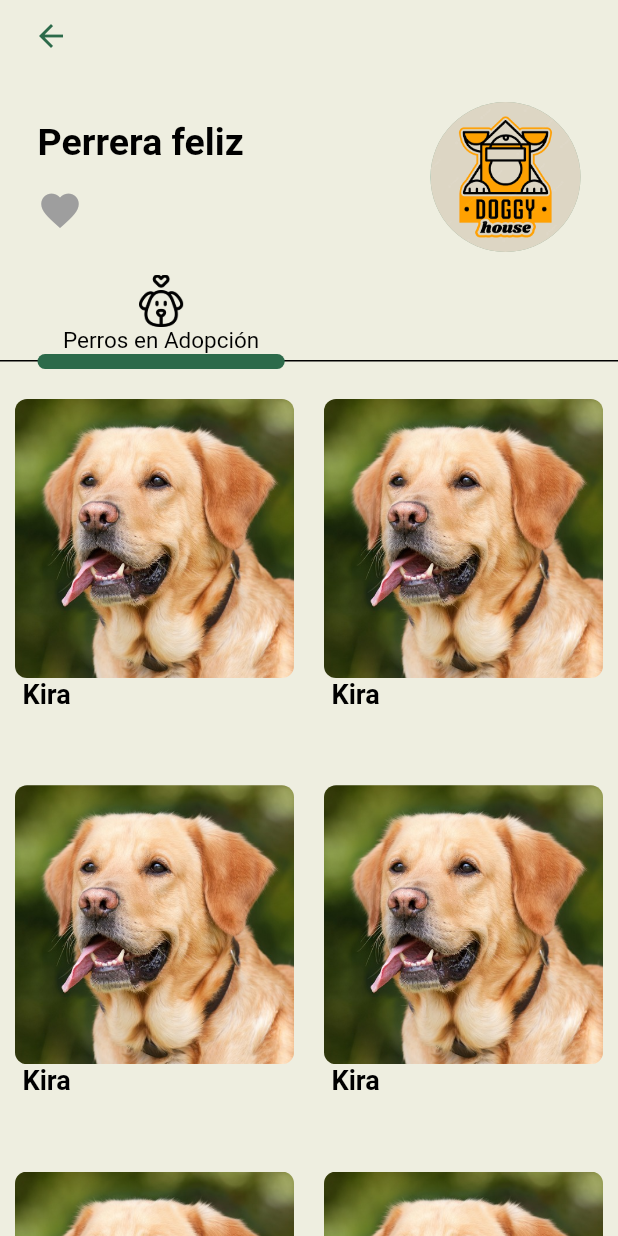
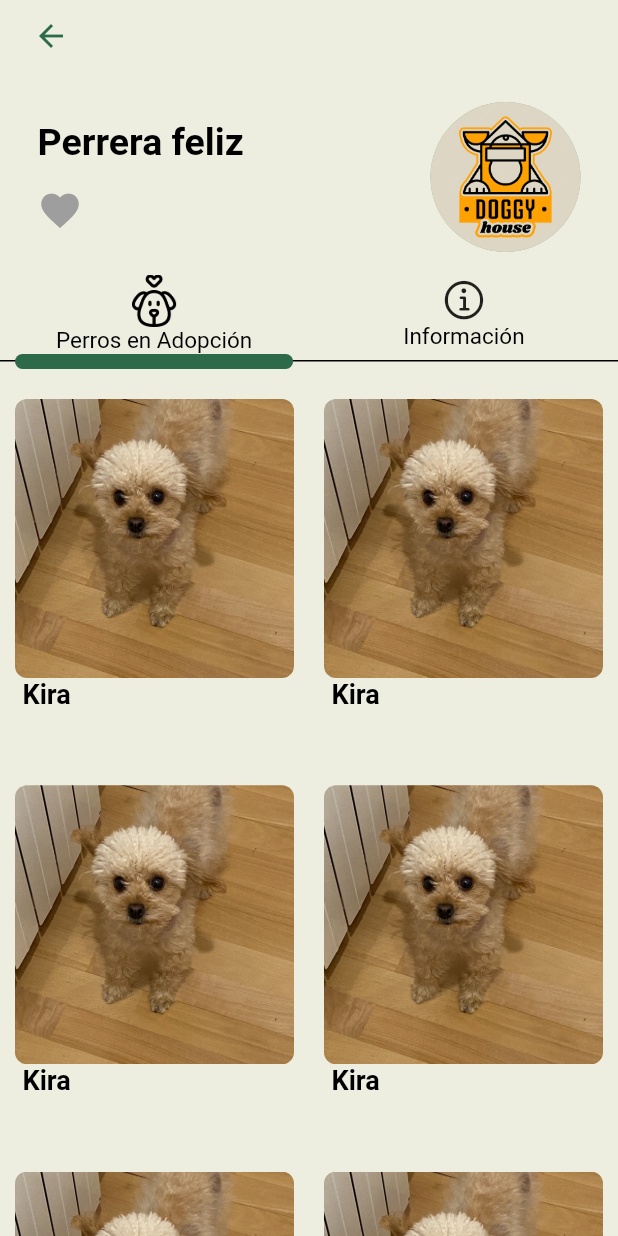
Before and after one commit to OscarCubeles/hundopt, a Flutter app: the ShelterProfileScreen screen opened by its route, on a phone screen of 412 x 824 dp. Run offline on Flutter 3.47's test engine with Material 2 defaults, Android fonts, the phone set to English and light mode, and no system bars; drawn by our look-alikes of like_button; our stand-ins replace flutter_easyloading, flutter_svg, font_awesome_flutter, get, getwidget, palette_generator and 4 more; accounts and stored records are empty; network calls fail; Roboto replaces fonts that are missing (DM Sans).

Commit message:
feat(shelter profile): all screens done, need functionalities and API integration

```diff
--- a/lib/models/shelter.dart
+++ b/lib/models/shelter.dart
@@ -1,6 +1,12 @@
-class Shelter{
+class Shelter {
   String name;
   String email;
   String phone;
-  Shelter({required this.name, required this.email, required this.phone});
+  String location;
+
+  Shelter(
+      {required this.name,
+      required this.email,
+      required this.phone,
+      required this.location});
 }
--- a/lib/modules/home/home_controller.dart
+++ b/lib/modules/home/home_controller.dart
@@ -71,4 +71,6 @@ class HomeController extends GetxController {
   Widget buildContent() {
     return contentMap[currentTab.value] ?? exploreTab;
   }
+
+
 }
--- a/lib/modules/shelter_profile/shelter_profile_controller.dart
+++ b/lib/modules/shelter_profile/shelter_profile_controller.dart
@@ -1,14 +1,157 @@
+import 'package:flutter/cupertino.dart';
+import 'package:flutter/material.dart';
+import 'package:font_awesome_flutter/font_awesome_flutter.dart';
 import 'package:get/get.dart';
 
 import '../../models/shelter.dart';
+import '../../shared/constants/styles.dart';
 
-class ShelterProfileController extends GetxController{ // TODO: Add the shelter to the tab screens
+class ShelterProfileController extends GetxController {
+  // TODO: Add the shelter to the tab screens
 
-  bool isBarLeft = true;
-  Shelter shelter = Shelter(name: 'Perrera feliz', email: 'info@perrera.com', phone: '+34 665787221');
+  Map<String, IconData> socialMediaMap = {
+    'Twitter': FontAwesomeIcons.twitter,
+    'Facebook': FontAwesomeIcons.facebook,
+    'Instagram': FontAwesomeIcons.instagram,
+    'TikTok': FontAwesomeIcons.tiktok,
+  };
 
+  List<String> socialMediaList = [];
 
-  void onLikePressed(){
+  RxBool isBarLeft = true.obs;
+  Shelter shelter = Shelter(
+      name: 'Perrera feliz',
+      email: 'info@perrera.com',
+      phone: '+34 665787221',
+      location: "Barcelona Carrer Cases 21");
 
+  @override
+  void onInit() {
+    isBarLeft.value = true;
+    socialMediaList = socialMediaMap.keys.toList();
   }
+
+  void navigateBack() {
+    Get.back();
+  }
+
+  void switchTab() {
+    isBarLeft.value = !isBarLeft.value;
+  }
+
+  Widget getDogGrid(double screenWidth) {
+    return Expanded(
+      child: SingleChildScrollView(
+        child: GridView.count(
+          physics: NeverScrollableScrollPhysics(),
+          shrinkWrap: true,
+          crossAxisCount: 2,
+          childAspectRatio: 0.8,
+          children: List.generate(20, (index) {
+            return GridTile(
+              child: Container(
+                  margin: EdgeInsets.all(10),
+                  decoration: BoxDecoration(
+                    borderRadius: BorderRadius.circular(10),
+                  ),
+                  child: Column(
+                    crossAxisAlignment: CrossAxisAlignment.start,
+                    children: [
+                      SizedBox(
+                        width: screenWidth, // set maximum
+                        child: ClipRRect(
+                          borderRadius: BorderRadius.circular(8.0),
+                          child: SizedBox.fromSize(
+                            child: AspectRatio(
+                              child: Image.asset(
+                                'assets/images/kira-dog.JPG',
+                                fit: BoxFit.cover,
+                                width: 84.0,
+                                height: 84.0,
+                              ),
+                              aspectRatio: 1 / 1,
+                            ),
+                          ),
+                        ),
+                      ),
+                      Padding(
+                        padding: EdgeInsets.fromLTRB(5, 0, 0, 0),
+                        child: Text(
+                          "Kira",
+                          style: Styles.headlineMedium,
+                        ),
+                      )
+                    ],
+                  )),
+            );
+          }),
+        ),
+      ),
+    );
+  }
+
+  Widget getBodyContent(double screenWidth) {
+    return isBarLeft.value ? getDogGrid(screenWidth) : getShelterBody();
+  }
+
+  // TODO CHange this strings to constants
+  Widget getShelterBody() {
+    return Expanded(
+        child: ListView(
+      padding: EdgeInsets.fromLTRB(20, 0, 20, 0),
+      children: [
+        Text("Ubicación", style: Styles.headlineMedium),
+        Text(
+          shelter.location,
+          style: Styles.bodySmall,
+        ),
+        Padding(padding: EdgeInsets.all(10)),
+        Text("Teléfono", style: Styles.headlineMedium),
+        Text(
+          shelter.phone,
+          style: Styles.bodySmall,
+        ),
+        Padding(padding: EdgeInsets.all(10)),
+        Text("Correo Electrónico", style: Styles.headlineMedium),
+        Text(
+          shelter.email,
+          style: Styles.bodySmall,
+        ),
+        Padding(padding: EdgeInsets.all(10)),
+        Text("Redes Sociales", style: Styles.headlineMedium),
+        // TODO: Add an if statement to check if it has RRSS
+        Padding(padding: EdgeInsets.all(5)),
+
+        //getSocialNetworks(), // TODO: Change this to make RRSS better in UI
+      ],
+    ));
+  }
+
+  Widget getSocialNetworks(){
+    return Container(
+      height: 500,
+      color: Colors.red,
+      child: ListView.builder(
+        itemCount: 4,
+        itemBuilder: (context, index) {
+          return Row(
+            mainAxisAlignment: MainAxisAlignment.start,
+            children: [
+              Icon(
+                socialMediaMap[socialMediaList[index]],
+                color: Colors.lightBlue,
+              ),
+              Padding(padding: EdgeInsets.all(10)),
+              Text(
+                "@perreraFelix",
+                style: Styles.bodySmall,
+              ),
+            ],
+          );
+        },
+      ),
+    );
+  }
+
+  void onLikePressed() {}
 }
--- a/lib/modules/shelter_profile/shelter_profile_screen.dart
+++ b/lib/modules/shelter_profile/shelter_profile_screen.dart
@@ -1,3 +1,4 @@
+import 'package:flutter/cupertino.dart';
 import 'package:flutter/material.dart';
 import 'package:flutter/src/widgets/framework.dart';
 import 'package:get/get.dart';
@@ -28,7 +29,7 @@ class ShelterProfileScreen extends GetView<ShelterProfileController> {
                   IconButton(
                     icon: Icon(Icons.arrow_back),
                     color: ColorConstants.appColor,
-                        onPressed: () => print("back pressed"),
+                    onPressed: controller.navigateBack,
                   ),
                 ],
               ),
@@ -43,7 +44,9 @@ class ShelterProfileScreen extends GetView<ShelterProfileController> {
                     children: [
                       Text(controller.shelter.name,
                           style: Theme.of(context).textTheme.headlineSmall),
-                          SizedBox(height: 16,),
+                      SizedBox(
+                        height: 16,
+                      ),
                       LikeButton()
                       /*Text(
                         controller.fullName,
@@ -59,9 +62,14 @@ class ShelterProfileScreen extends GetView<ShelterProfileController> {
                 ],
               ),
             ),
-                Container(
-                  margin: EdgeInsets.fromLTRB(25, 15, 0, 0),
-                  width: MediaQuery.of(context).size.width * 0.4,
+            Row(
+              mainAxisAlignment: MainAxisAlignment.spaceBetween,
+              children: [
+                GestureDetector(
+                  onTap: controller.switchTab,
+                  child: Container(
+                    margin: EdgeInsets.fromLTRB(10, 15, 0, 0),
+                    width: MediaQuery.of(context).size.width * 0.45,
                     child: Column(
                       mainAxisAlignment: MainAxisAlignment.center,
                       children: [
@@ -76,60 +84,38 @@ class ShelterProfileScreen extends GetView<ShelterProfileController> {
                       ],
                     ),
                   ),
-                HorizontalBar(),
-                Padding(padding: EdgeInsets.fromLTRB(0, 10, 0, 0)),
-                Expanded(
-                  child: SingleChildScrollView(
-                    child: GridView.count(
-                      physics: NeverScrollableScrollPhysics(),
-                      shrinkWrap: true,
-                      crossAxisCount: 2,
-                      childAspectRatio: 0.8,
-                      children: List.generate(20, (index) {
-                        return GridTile(
+                ),
+                GestureDetector(
+                  onTap: controller.switchTab,
                   child: Container(
-                              margin: EdgeInsets.all(10),
-                              decoration: BoxDecoration(
-                                borderRadius: BorderRadius.circular(10),
-                              ),
+                    margin: EdgeInsets.fromLTRB(0, 15, 10, 0),
+                    width: MediaQuery.of(context).size.width * 0.45,
                     child: Column(
-                                crossAxisAlignment: CrossAxisAlignment.start,
+                      mainAxisAlignment: MainAxisAlignment.center,
                       children: [
-                                  SizedBox(
-                                    width: MediaQuery.of(context)
-                                        .size
-                                        .width, // set maximum
-                                    child: ClipRRect(
-                                      borderRadius: BorderRadius.circular(8.0),
-                                      child: SizedBox.fromSize(
-                                        child: AspectRatio(
-                                          child: Image.asset(
-                                            'assets/images/example_dog.jpg',
-                                            fit: BoxFit.cover,
-                                            width: 84.0,
-                                            height: 84.0,
-                                          ),
-                                          aspectRatio: 1 / 1,
-                                        ),
-                                      ),
-                                    ),
-                                  ),
-                                  Padding(
-                                    padding: EdgeInsets.fromLTRB(5, 0, 0, 0),
+                        Icon(CupertinoIcons.info, size: 30,),
+                        Align(
+                          alignment: Alignment.center,
                           child: Text(
-                                      "Kira",
-                                      style: Theme.of(context)
-                                          .textTheme
-                                          .headlineMedium,
+                            "Información",
+                            style: Theme.of(context).textTheme.bodySmall,
                           ),
                         )
                       ],
-                              )),
-                        );
-                      }),
                     ),
                   ),
+                )
+              ],
             ),
+            Container(
+              height: 10,
+              child: Obx(
+                () => HorizontalBar(isLeft: controller.isBarLeft.value),
+              ),
+            ),
+            Padding(padding: EdgeInsets.fromLTRB(0, 10, 0, 0)),
+            Obx(() =>
+                controller.getBodyContent(MediaQuery.of(context).size.width))
           ],
         ),
       ),
--- a/lib/modules/tabs/profile/profile_tab_screen.dart
+++ b/lib/modules/tabs/profile/profile_tab_screen.dart
@@ -61,7 +61,7 @@ class ProfileTab extends GetView<ProfileController> {
                 ],
               ),
             ),
-            HorizontalBar(),
+            HorizontalBar(isLeft: true),
             Padding(padding: EdgeInsets.fromLTRB(0, 10, 0, 0)),
             Expanded(
               child: SingleChildScrollView(
--- a/lib/shared/constants/styles.dart
+++ b/lib/shared/constants/styles.dart
@@ -70,4 +70,11 @@ class Styles {
     color: ColorConstants.chatTextGray,
     fontFamily: "DM Sans",
   );
+
+  static TextStyle headlineMedium = TextStyle(
+    fontSize: 18,
+    fontWeight: FontWeight.bold,
+    color: Colors.black,
+    fontFamily: "DM Sans",
+  );
 }
--- a/lib/shared/widgets/horizontal_bar.dart
+++ b/lib/shared/widgets/horizontal_bar.dart
@@ -2,36 +2,61 @@ import 'package:flutter/material.dart';
 
 import '../constants/constants.dart';
 
-class HorizontalBar extends StatelessWidget{
-  const HorizontalBar({super.key});
+class HorizontalBar extends StatelessWidget {
+  final bool isLeft;
+
+  const HorizontalBar({super.key, required this.isLeft});
 
   @override
   Widget build(BuildContext context) {
+    double width = MediaQuery
+        .of(context)
+        .size
+        .width;
     return SizedBox(
-     width: MediaQuery.of(context).size.width,
+      width: width,
       height: 10,
       child: Stack(
           children: [
           Positioned(
           bottom: 5,
           child: Container(
-               width: MediaQuery.of(context).size.width,
+            width: width,
             color: Colors.black,
             height: 1,
           )),
-         Positioned(
+      isLeft ? printLeftBar(width) : printRightBar(width)
+      ],
+    ),);
+  }
+
+  Widget printLeftBar(double screenWidth) {
+    return Positioned(
         height: 10,
-             left: 25,
+        left: 10,
         child: Container(
-               width: MediaQuery.of(context).size.width*0.4,
+          width: screenWidth * 0.45,
           height: 10,
           decoration: BoxDecoration(
             color: ColorConstants.appColor,
             borderRadius: BorderRadius.circular(10),
           ),
         )
-         )],
+    );
+  }
+
+  Widget printRightBar(double screenWidth) {
+    return Positioned(
+        height: 10,
+        right: 10,
+        child: Container(
+          width: screenWidth * 0.45,
+          height: 10,
+          decoration: BoxDecoration(
+            color: ColorConstants.appColor,
+            borderRadius: BorderRadius.circular(10),
           ),
+        )
     );
   }
 
--- a/pubspec.yaml
+++ b/pubspec.yaml
@@ -49,6 +49,7 @@ dependencies:
   chewie: ^1.4.0
   palette_generator: ^0.3.3+2
   image: ^4.0.16
+  font_awesome_flutter: ^10.4.0
 
 dev_dependencies:
   flutter_test:
```
Also changed, not shown: pubspec.lock. Lines whose indentation alone changed are shown as unchanged.
